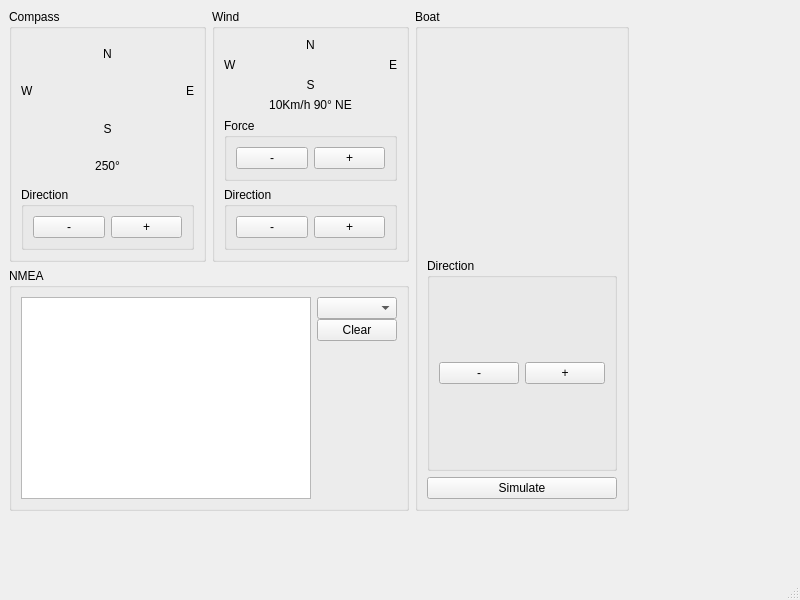
First picture: the form in src/ui/MainWindow.ui, repository Master-EEA-SME/SailingBoatSimulatorSW, before the edit.
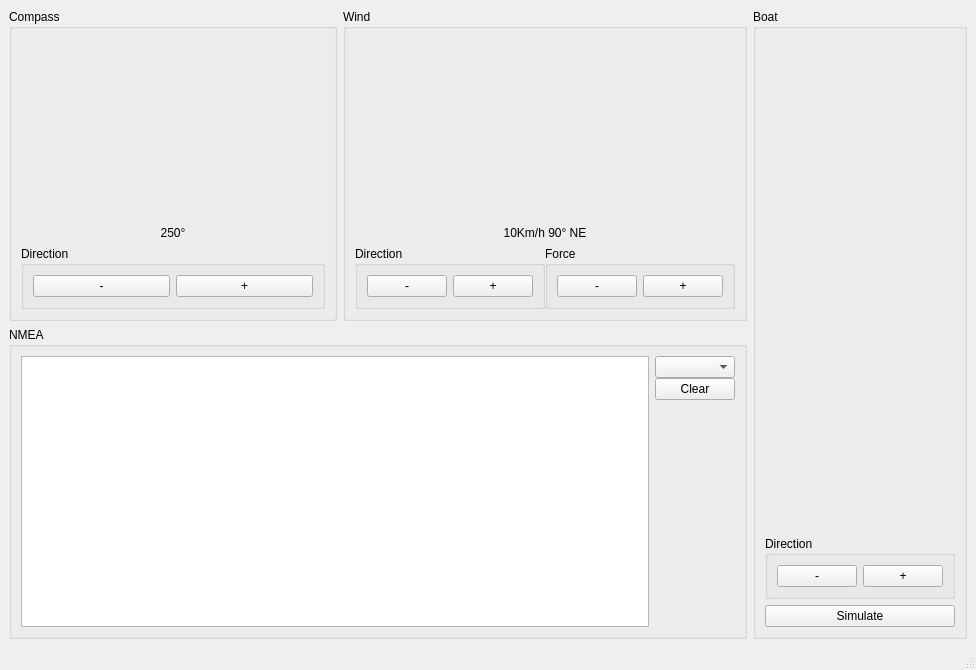
Second picture: the form after the edit. Custom widgets are drawn as their Qt base class.

Commit message: Ajout de l'UI de la boussole #2 #3

Patch:
```diff
--- a/src/ui/MainWindow.ui
+++ b/src/ui/MainWindow.ui
@@ -6,23 +6,16 @@
    <rect>
     <x>0</x>
     <y>0</y>
-    <width>800</width>
-    <height>600</height>
+    <width>976</width>
+    <height>670</height>
    </rect>
   </property>
   <property name="windowTitle">
    <string>MainWindow</string>
   </property>
   <widget class="QWidget" name="centralwidget">
-   <widget class="QWidget" name="horizontalLayoutWidget_2">
-    <property name="geometry">
-     <rect>
-      <x>9</x>
-      <y>9</y>
-      <width>620</width>
-      <height>502</height>
-     </rect>
-    </property>
+   <layout class="QHBoxLayout" name="horizontalLayout_7">
+    <item>
     <layout class="QHBoxLayout" name="horizontalLayout_2">
      <item>
       <layout class="QVBoxLayout" name="verticalLayout_7">
@@ -30,6 +23,12 @@
         <layout class="QHBoxLayout" name="horizontalLayout">
          <item>
           <widget class="QGroupBox" name="CompassGroupBox">
+            <property name="sizePolicy">
+             <sizepolicy hsizetype="Expanding" vsizetype="Preferred">
+              <horstretch>0</horstretch>
+              <verstretch>0</verstretch>
+             </sizepolicy>
+            </property>
            <property name="title">
             <string>Compass</string>
            </property>
@@ -37,54 +36,36 @@
             <item>
              <layout class="QVBoxLayout" name="CompassLayout">
               <item>
-               <widget class="QLabel" name="CompassNorthLabel">
-                <property name="layoutDirection">
-                 <enum>Qt::LeftToRight</enum>
-                </property>
-                <property name="text">
-                 <string>N</string>
-                </property>
-                <property name="alignment">
-                 <set>Qt::AlignCenter</set>
-                </property>
-               </widget>
-              </item>
+                <layout class="QHBoxLayout" name="horizontalLayout_6">
+                 <property name="sizeConstraint">
+                  <enum>QLayout::SetDefaultConstraint</enum>
+                 </property>
               <item>
-               <layout class="QHBoxLayout" name="CompassSubLayout1">
-                <item>
-                 <widget class="QLabel" name="CompassWestLabel">
-                  <property name="text">
-                   <string>W</string>
-                  </property>
-                 </widget>
-                </item>
-                <item>
-                 <widget class="QWidget" name="CompassWidget" native="true"/>
-                </item>
-                <item>
-                 <widget class="QLabel" name="CompassEastLabel">
-                  <property name="text">
-                   <string>E</string>
-                  </property>
-                  <property name="alignment">
-                   <set>Qt::AlignRight|Qt::AlignTrailing|Qt::AlignVCenter</set>
+                  <widget class="Compass" name="CompassWidget" native="true">
+                   <property name="sizePolicy">
+                    <sizepolicy hsizetype="Preferred" vsizetype="Expanding">
+                     <horstretch>0</horstretch>
+                     <verstretch>0</verstretch>
+                    </sizepolicy>
+                   </property>
+                   <property name="minimumSize">
+                    <size>
+                     <width>50</width>
+                     <height>50</height>
+                    </size>
                   </property>
                  </widget>
                 </item>
                </layout>
               </item>
-              <item>
-               <widget class="QLabel" name="CompassSouthLabel">
-                <property name="text">
-                 <string>S</string>
-                </property>
-                <property name="alignment">
-                 <set>Qt::AlignCenter</set>
-                </property>
-               </widget>
-              </item>
               <item>
                <widget class="QLabel" name="CompassValueLabel">
+                 <property name="sizePolicy">
+                  <sizepolicy hsizetype="Minimum" vsizetype="Minimum">
+                   <horstretch>0</horstretch>
+                   <verstretch>0</verstretch>
+                  </sizepolicy>
+                 </property>
                 <property name="text">
                  <string>250°</string>
                 </property>
@@ -137,52 +118,25 @@
             <item>
              <layout class="QVBoxLayout" name="WindLayout">
               <item>
-               <widget class="QLabel" name="WindNorthLabel">
-                <property name="layoutDirection">
-                 <enum>Qt::LeftToRight</enum>
-                </property>
-                <property name="text">
-                 <string>N</string>
-                </property>
-                <property name="alignment">
-                 <set>Qt::AlignCenter</set>
-                </property>
-               </widget>
-              </item>
+                <layout class="QHBoxLayout" name="horizontalLayout_5">
               <item>
-               <layout class="QHBoxLayout" name="WindSubLayout1">
-                <item>
-                 <widget class="QLabel" name="WindWestLabel">
-                  <property name="text">
-                   <string>W</string>
-                  </property>
-                 </widget>
-                </item>
-                <item>
-                 <widget class="QWidget" name="WindWidget" native="true"/>
-                </item>
-                <item>
-                 <widget class="QLabel" name="WindEastLabel">
-                  <property name="text">
-                   <string>E</string>
-                  </property>
-                  <property name="alignment">
-                   <set>Qt::AlignRight|Qt::AlignTrailing|Qt::AlignVCenter</set>
+                  <widget class="Compass" name="WindWidget" native="true">
+                   <property name="sizePolicy">
+                    <sizepolicy hsizetype="Expanding" vsizetype="Expanding">
+                     <horstretch>0</horstretch>
+                     <verstretch>0</verstretch>
+                    </sizepolicy>
+                   </property>
+                   <property name="minimumSize">
+                    <size>
+                     <width>0</width>
+                     <height>0</height>
+                    </size>
                   </property>
                  </widget>
                 </item>
                </layout>
               </item>
-              <item>
-               <widget class="QLabel" name="WindSouthLabel">
-                <property name="text">
-                 <string>S</string>
-                </property>
-                <property name="alignment">
-                 <set>Qt::AlignCenter</set>
-                </property>
-               </widget>
-              </item>
               <item>
                <widget class="QLabel" name="WindValueLabel">
                 <property name="text">
@@ -197,13 +151,46 @@
                </widget>
               </item>
               <item>
-               <layout class="QVBoxLayout" name="WindControlLayout">
+                <layout class="QHBoxLayout" name="horizontalLayout_4">
+                 <property name="spacing">
+                  <number>0</number>
+                 </property>
+                 <item>
+                  <widget class="QGroupBox" name="WdGb">
+                   <property name="title">
+                    <string>Direction</string>
+                   </property>
+                   <layout class="QVBoxLayout" name="verticalLayout_5">
+                    <item>
+                     <layout class="QHBoxLayout" name="WdGbLayout">
+                      <item>
+                       <widget class="QPushButton" name="WdACWButton">
+                        <property name="text">
+                         <string>-</string>
+                        </property>
+                       </widget>
+                      </item>
+                      <item>
+                       <widget class="QPushButton" name="WdCWButton">
+                        <property name="text">
+                         <string>+</string>
+                        </property>
+                       </widget>
+                      </item>
+                     </layout>
+                    </item>
+                   </layout>
+                  </widget>
+                 </item>
                 <item>
                  <widget class="QGroupBox" name="WfGb">
                   <property name="title">
                    <string>Force</string>
                   </property>
                   <layout class="QVBoxLayout" name="verticalLayout_6">
+                    <property name="spacing">
+                     <number>6</number>
+                    </property>
                    <item>
                     <layout class="QHBoxLayout" name="WfGbLayout">
                      <item>
@@ -225,33 +212,6 @@
                   </layout>
                  </widget>
                 </item>
-                <item>
-                 <widget class="QGroupBox" name="WdGb">
-                  <property name="title">
-                   <string>Direction</string>
-                  </property>
-                  <layout class="QVBoxLayout" name="verticalLayout_5">
-                   <item>
-                    <layout class="QHBoxLayout" name="WdGbLayout">
-                     <item>
-                      <widget class="QPushButton" name="WdACWButton">
-                       <property name="text">
-                        <string>-</string>
-                       </property>
-                      </widget>
-                     </item>
-                     <item>
-                      <widget class="QPushButton" name="WdCWButton">
-                       <property name="text">
-                        <string>+</string>
-                       </property>
-                      </widget>
-                     </item>
-                    </layout>
-                   </item>
-                  </layout>
-                 </widget>
-                </item>
                </layout>
               </item>
              </layout>
@@ -365,7 +325,14 @@
            <enum>QLayout::SetNoConstraint</enum>
           </property>
           <item>
-           <widget class="BoatWidget" name="BoatWidget" native="true"/>
+            <widget class="BoatWidget" name="BoatWidget" native="true">
+             <property name="sizePolicy">
+              <sizepolicy hsizetype="Preferred" vsizetype="Expanding">
+               <horstretch>0</horstretch>
+               <verstretch>0</verstretch>
+              </sizepolicy>
+             </property>
+            </widget>
           </item>
           <item>
            <widget class="QGroupBox" name="BoatControlGb">
@@ -413,7 +380,8 @@
       </widget>
      </item>
     </layout>
-   </widget>
+    </item>
+   </layout>
   </widget>
   <widget class="QMenuBar" name="menubar">
    <property name="geometry">
@@ -434,6 +402,12 @@
    <header>ui.BoatWidget.h</header>
    <container>1</container>
   </customwidget>
+  <customwidget>
+   <class>Compass</class>
+   <extends>QWidget</extends>
+   <header>ui.Compass.h</header>
+   <container>1</container>
+  </customwidget>
  </customwidgets>
  <resources/>
  <connections/>
```
Left out of the diff: 2 changed lines with no effect on the pictures. Lines whose indentation alone changed are shown as unchanged. The commit also changes 6 other files.
